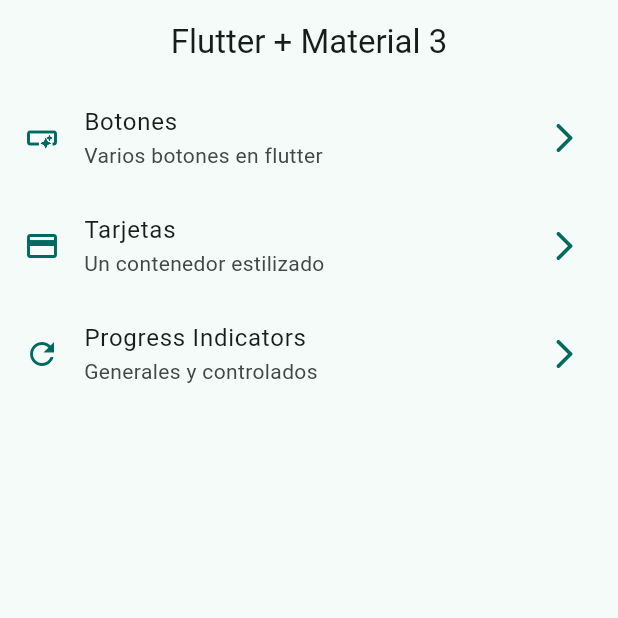
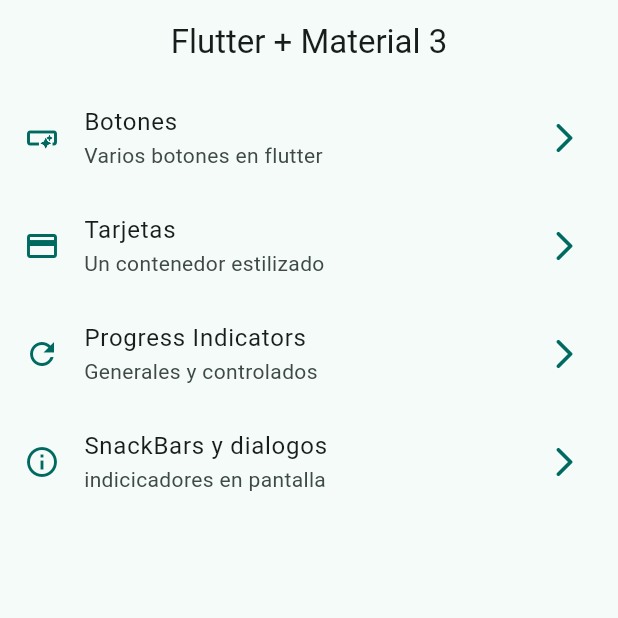
Before and after one commit to davidzaja/widgetsAppFlutter, a Flutter app: the screen it shows after launch, on a phone screen of 412 x 824 dp, the top half of it. Run offline on Flutter 3.47's test engine with Material 3 defaults, Android fonts, the phone set to English and light mode, and no system bars; our stand-ins replace go_router.

Commit message:
snackbars dialogs terminado

```diff
--- a/lib/config/menu/menu_item.dart
+++ b/lib/config/menu/menu_item.dart
@@ -39,6 +39,12 @@ const appMenuItems = <MenuItems>[
     subTitle: 'Generales y controlados',
     link: '/progress',
     icon: Icons.refresh_outlined
+  ),
+  MenuItems(
+    title: 'SnackBars y dialogos',
+    subTitle: 'indicicadores en pantalla',
+    link: '/snackbars',
+    icon: Icons.info_outline
   )
 
 ];
--- a/lib/config/router/app_router.dart
+++ b/lib/config/router/app_router.dart
@@ -1,6 +1,8 @@
 import 'package:go_router/go_router.dart';
 import 'package:widgets_app/presentation/screens/progress/progress_screen.dart';
 import 'package:widgets_app/presentation/screens/screens.dart';
+import 'package:widgets_app/presentation/screens/snackbar/snackbar_screen.dart';
+
 // GoRouter configuration
 final appRouter = GoRouter(
   initialLocation: '/',
@@ -23,6 +25,10 @@ final appRouter = GoRouter(
       path: '/progress',
       builder: (context, state) => ProgressScreen(),
     ),
+    GoRoute(
+      path: '/snackbars',
+      builder: (context, state) => SnackbarScreen(),
+    ),
 
   ],
 );
--- a/lib/main.dart
+++ b/lib/main.dart
@@ -12,6 +12,7 @@ class MainApp extends StatelessWidget {
   @override
   Widget build(BuildContext context) {
     return MaterialApp.router(
+      title: 'Flutter Widgets',
       routerConfig: appRouter,
       debugShowCheckedModeBanner: false,
       theme:  AppTheme(selectedColor: 1).getTheme(),
--- a/lib/presentation/screens/screens.dart
+++ b/lib/presentation/screens/screens.dart
@@ -1,3 +1,5 @@
+// ignore_for_file: unused_import
+
 import 'package:widgets_app/presentation/screens/animated/animated_screen.dart';
 import 'package:widgets_app/presentation/screens/app_tutorial/app_tutorial_screen.dart';
 import 'package:widgets_app/presentation/screens/infinite_scroll/infinite_scroll.dart';
```
Also changed, not shown: lib/presentation/screens/snackbar/snackbar_screen.dart (+67 -1 lines).
